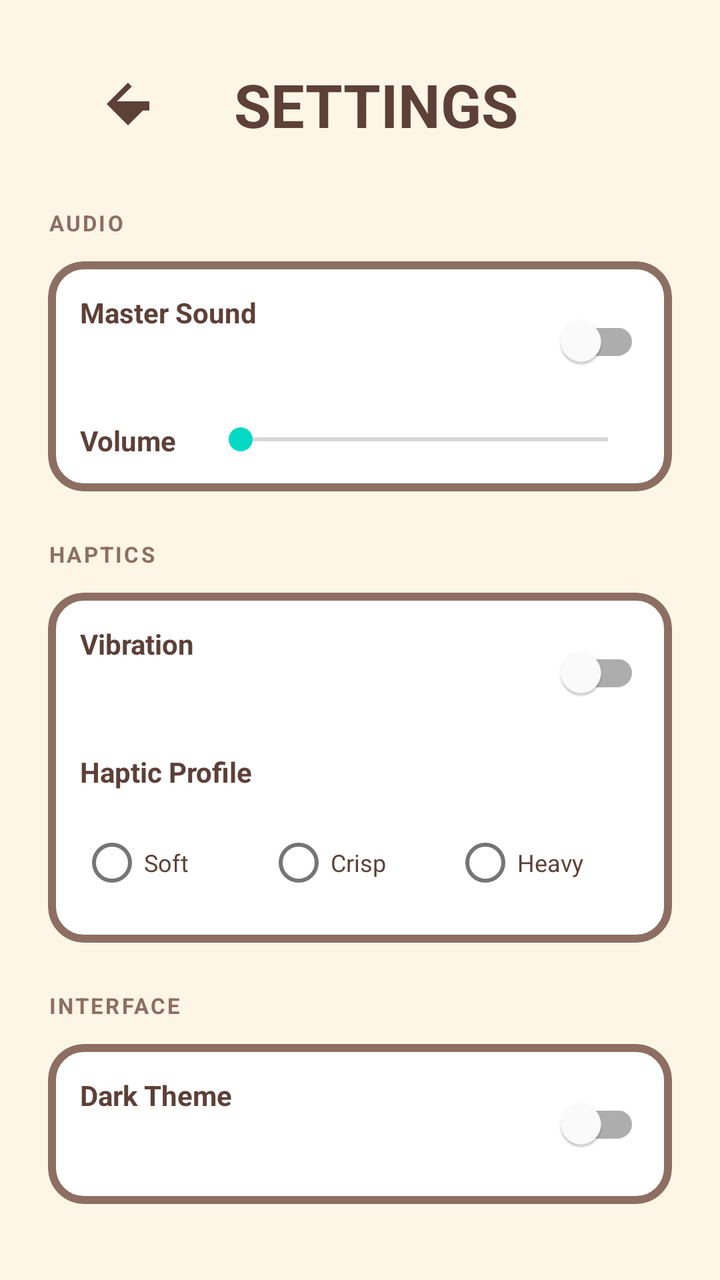
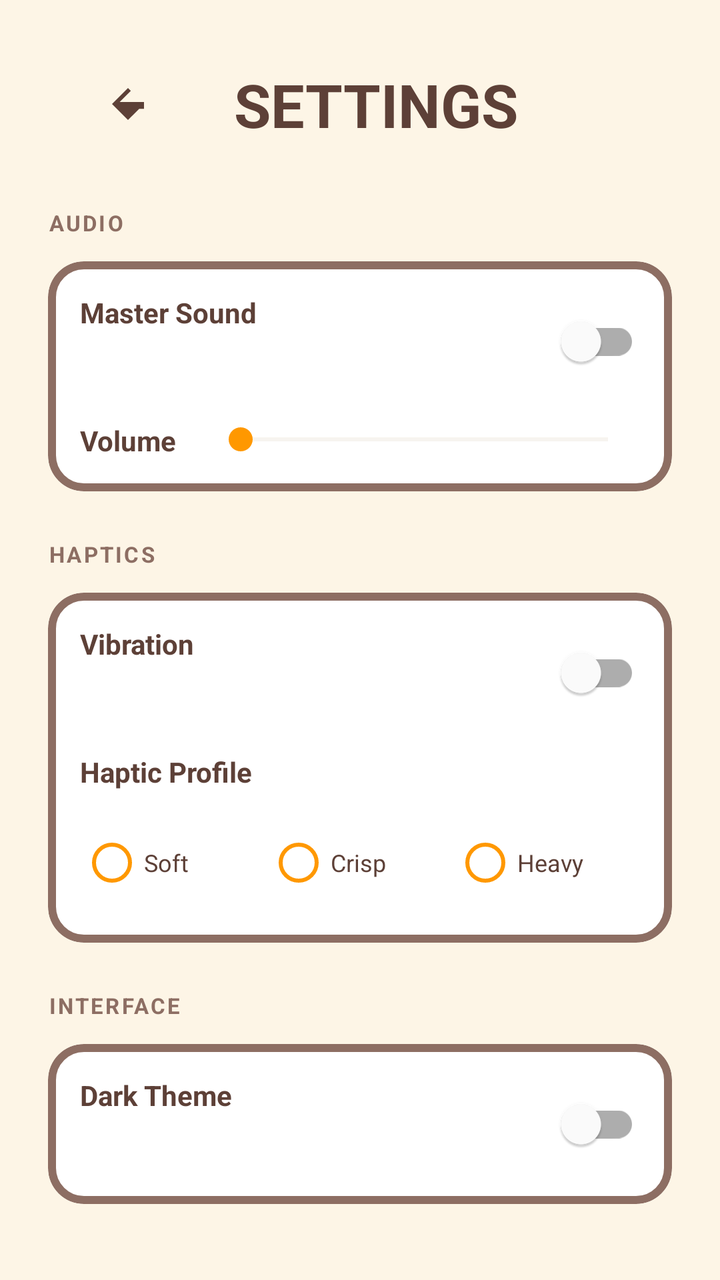

Before-and-after screenshots of an Android layout around one commit, followed by the original layout XML and the change that was made.
<!-- AndroidManifest.xml: activity theme Theme.Shell -->
<!-- res/layout/activity_settings.xml -->
<?xml version="1.0" encoding="utf-8"?>
<androidx.constraintlayout.widget.ConstraintLayout
    xmlns:android="http://schemas.android.com/apk/res/android"
    xmlns:app="http://schemas.android.com/apk/res-auto"
    android:layout_width="match_parent"
    android:layout_height="match_parent"
    android:background="@color/studio_background"
    android:padding="24dp">

    <androidx.appcompat.widget.Toolbar
        android:id="@+id/toolbar"
        android:layout_width="match_parent"
        android:layout_height="?attr/actionBarSize"
        android:background="@android:color/transparent"
        app:layout_constraintTop_toTopOf="parent"
        app:layout_constraintStart_toStartOf="parent"
        app:layout_constraintEnd_toEndOf="parent">

        <androidx.constraintlayout.widget.ConstraintLayout
            android:layout_width="match_parent"
            android:layout_height="match_parent">

            <ImageButton
                android:id="@+id/btnBack"
                android:layout_width="48dp"
                android:layout_height="48dp"
                android:background="?attr/selectableItemBackgroundBorderless"
                android:src="@drawable/ic_back_arrow"
                android:contentDescription="Back"
                app:layout_constraintStart_toStartOf="parent"
                app:layout_constraintTop_toTopOf="parent"
                app:layout_constraintBottom_toBottomOf="parent" />

            <TextView
                android:layout_width="wrap_content"
                android:layout_height="wrap_content"
                android:text="SETTINGS"
                android:textColor="@color/studio_on_background"
                android:textSize="@dimen/text_display_size"
                android:textStyle="bold"
                android:textAllCaps="true"
                app:layout_constraintStart_toStartOf="parent"
                app:layout_constraintEnd_toEndOf="parent"
                app:layout_constraintTop_toTopOf="parent"
                app:layout_constraintBottom_toBottomOf="parent" />

        </androidx.constraintlayout.widget.ConstraintLayout>
    </androidx.appcompat.widget.Toolbar>

    <androidx.core.widget.NestedScrollView
        android:layout_width="match_parent"
        android:layout_height="0dp"
        app:layout_constraintTop_toBottomOf="@id/toolbar"
        app:layout_constraintBottom_toBottomOf="parent"
        android:layout_marginTop="24dp">

        <LinearLayout
            android:layout_width="match_parent"
            android:layout_height="wrap_content"
            android:orientation="vertical">

            
            <TextView
                android:layout_width="wrap_content"
                android:layout_height="wrap_content"
                android:text="AUDIO"
                android:textColor="@color/studio_border"
                android:textSize="11sp"
                android:textStyle="bold"
                android:textAllCaps="true"
                android:letterSpacing="0.1"
                android:layout_marginBottom="12dp"/>

            <com.google.android.material.card.MaterialCardView
                android:layout_width="match_parent"
                android:layout_height="wrap_content"
                app:cardCornerRadius="@dimen/radius_tile"
                app:cardElevation="0dp"
                app:strokeColor="@color/studio_border"
                app:strokeWidth="@dimen/border_thickness"
                android:backgroundTint="@color/studio_surface"
                android:layout_marginBottom="24dp">
                <LinearLayout
                    android:layout_width="match_parent"
                    android:layout_height="wrap_content"
                    android:orientation="vertical"
                    android:padding="16dp">

                    <androidx.constraintlayout.widget.ConstraintLayout
                        android:layout_width="match_parent"
                        android:layout_height="wrap_content"
                        android:layout_marginBottom="16dp">
                        <TextView
                            android:id="@+id/tvSoundLabel"
                            android:layout_width="wrap_content"
                            android:layout_height="wrap_content"
                            android:text="Master Sound"
                            android:textColor="@color/studio_on_background"
                            android:textStyle="bold"
                            app:layout_constraintStart_toStartOf="parent"
                            app:layout_constraintTop_toTopOf="parent"/>
                        <com.google.android.material.switchmaterial.SwitchMaterial
                            android:id="@+id/switchSound"
                            android:layout_width="wrap_content"
                            android:layout_height="wrap_content"
                            app:layout_constraintEnd_toEndOf="parent"
                            app:layout_constraintTop_toTopOf="parent"/>
                    </androidx.constraintlayout.widget.ConstraintLayout>

                    <androidx.constraintlayout.widget.ConstraintLayout
                        android:layout_width="match_parent"
                        android:layout_height="wrap_content">
                        <TextView
                            android:id="@+id/tvVolumeLabel"
                            android:layout_width="wrap_content"
                            android:layout_height="wrap_content"
                            android:text="Volume"
                            android:textColor="@color/studio_on_background"
                            android:textStyle="bold"
                            app:layout_constraintStart_toStartOf="parent"
                            app:layout_constraintTop_toTopOf="parent"/>
                        <SeekBar
                            android:id="@+id/seekVolume"
                            android:layout_width="0dp"
                            android:layout_height="wrap_content"
                            android:max="100"
                            app:layout_constraintEnd_toEndOf="parent"
                            app:layout_constraintStart_toEndOf="@id/tvVolumeLabel"
                            app:layout_constraintTop_toTopOf="parent"
                            android:layout_marginStart="16dp"/>
                    </androidx.constraintlayout.widget.ConstraintLayout>
                </LinearLayout>
            </com.google.android.material.card.MaterialCardView>

            
            <TextView
                android:layout_width="wrap_content"
                android:layout_height="wrap_content"
                android:text="HAPTICS"
                android:textColor="@color/studio_border"
                android:textSize="11sp"
                android:textStyle="bold"
                android:textAllCaps="true"
                android:letterSpacing="0.1"
                android:layout_marginBottom="12dp"/>

            <com.google.android.material.card.MaterialCardView
                android:layout_width="match_parent"
                android:layout_height="wrap_content"
                app:cardCornerRadius="@dimen/radius_tile"
                app:cardElevation="0dp"
                app:strokeColor="@color/studio_border"
                app:strokeWidth="@dimen/border_thickness"
                android:backgroundTint="@color/studio_surface"
                android:layout_marginBottom="24dp">
                <LinearLayout
                    android:layout_width="match_parent"
                    android:layout_height="wrap_content"
                    android:orientation="vertical"
                    android:padding="16dp">

                    <androidx.constraintlayout.widget.ConstraintLayout
                        android:layout_width="match_parent"
                        android:layout_height="wrap_content"
                        android:layout_marginBottom="16dp">
                        <TextView
                            android:layout_width="wrap_content"
                            android:layout_height="wrap_content"
                            android:text="Vibration"
                            android:textColor="@color/studio_on_background"
                            android:textStyle="bold"
                            app:layout_constraintStart_toStartOf="parent"
                            app:layout_constraintTop_toTopOf="parent"/>
                        <com.google.android.material.switchmaterial.SwitchMaterial
                            android:id="@+id/switchVibe"
                            android:layout_width="wrap_content"
                            android:layout_height="wrap_content"
                            app:layout_constraintEnd_toEndOf="parent"
                            app:layout_constraintTop_toTopOf="parent"/>
                    </androidx.constraintlayout.widget.ConstraintLayout>

                    <TextView
                        android:layout_width="wrap_content"
                        android:layout_height="wrap_content"
                        android:text="Haptic Profile"
                        android:textColor="@color/studio_on_background"
                        android:textStyle="bold"
                        android:layout_marginBottom="12dp"/>
                    <RadioGroup
                        android:id="@+id/rgHaptic"
                        android:layout_width="match_parent"
                        android:layout_height="wrap_content"
                        android:orientation="horizontal">
                        <RadioButton
                            android:id="@+id/rbHapticSoft"
                            android:layout_width="0dp"
                            android:layout_height="wrap_content"
                            android:layout_weight="1"
                            android:text="Soft"
                            android:textColor="@color/studio_on_background"
                            android:textSize="12sp"/>
                        <RadioButton
                            android:id="@+id/rbHapticCrisp"
                            android:layout_width="0dp"
                            android:layout_height="wrap_content"
                            android:layout_weight="1"
                            android:text="Crisp"
                            android:textColor="@color/studio_on_background"
                            android:textSize="12sp"/>
                        <RadioButton
                            android:id="@+id/rbHapticHeavy"
                            android:layout_width="0dp"
                            android:layout_height="wrap_content"
                            android:layout_weight="1"
                            android:text="Heavy"
                            android:textColor="@color/studio_on_background"
                            android:textSize="12sp"/>
                        </RadioGroup>
                    </LinearLayout>
                </com.google.android.material.card.MaterialCardView>

            
            <TextView
                android:layout_width="wrap_content"
                android:layout_height="wrap_content"
                android:text="INTERFACE"
                android:textColor="@color/studio_border"
                android:textSize="11sp"
                android:textStyle="bold"
                android:textAllCaps="true"
                android:letterSpacing="0.1"
                android:layout_marginBottom="12dp"/>

            <com.google.android.material.card.MaterialCardView
                android:layout_width="match_parent"
                android:layout_height="wrap_content"
                app:cardCornerRadius="@dimen/radius_tile"
                app:cardElevation="0dp"
                app:strokeColor="@color/studio_border"
                app:strokeWidth="@dimen/border_thickness"
                android:backgroundTint="@color/studio_surface"
                android:layout_marginBottom="24dp">
                <androidx.constraintlayout.widget.ConstraintLayout
                    android:layout_width="match_parent"
                    android:layout_height="wrap_content"
                    android:padding="16dp">
                    <TextView
                        android:layout_width="wrap_content"
                        android:layout_height="wrap_content"
                        android:text="Dark Theme"
                        android:textColor="@color/studio_on_background"
                        android:textStyle="bold"
                        app:layout_constraintStart_toStartOf="parent"
                        app:layout_constraintTop_toTopOf="parent"/>
                    <com.google.android.material.switchmaterial.SwitchMaterial
                        android:id="@+id/switchTheme"
                        android:layout_width="wrap_content"
                        android:layout_height="wrap_content"
                        app:layout_constraintEnd_toEndOf="parent"
                        app:layout_constraintTop_toTopOf="parent"/>
                </androidx.constraintlayout.widget.ConstraintLayout>
            </com.google.android.material.card.MaterialCardView>

        </LinearLayout>
    </androidx.core.widget.NestedScrollView>
</androidx.constraintlayout.widget.ConstraintLayout>
<!-- resources referenced by this layout -->
<resources>
  <color name="studio_background">#FDF5E6</color>
  <color name="studio_border">#8D6E63</color>
  <color name="studio_on_background">#5D4037</color>
  <color name="studio_surface">#FFFFFF</color>
  <dimen name="border_thickness">4dp</dimen>
  <dimen name="radius_tile">18dp</dimen>
  <dimen name="text_display_size">30sp</dimen>
  <!-- drawable ic_back_arrow (drawable) -->
  <?xml version="1.0" encoding="utf-8"?>
  <vector xmlns:android="http://schemas.android.com/apk/res/android"
      android:width="32dp"
      android:height="32dp"
      android:viewportWidth="24"
      android:viewportHeight="24">
      <path
          android:fillColor="@color/studio_on_background"
          android:pathData="M20,11H7.83l5.59,-5.59L12,4l-8,8 8,8 5.59,-5.59H20v-2z"/>
  </vector>
  <style name="Theme.Shell" parent="Theme.MaterialComponents.DayNight.NoActionBar">
          <item name="colorPrimary">@color/studio_ink</item>
          <item name="colorPrimaryVariant">@color/studio_ink</item>
          <item name="colorOnPrimary">@color/white</item>
          <item name="colorSecondary">@color/teal_200</item>
          <item name="colorSecondaryVariant">@color/teal_700</item>
          <item name="colorOnSecondary">@color/black</item>
          <item name="android:statusBarColor">@color/studio_background</item>
          <item name="android:windowLightStatusBar">true</item>
          <item name="android:windowBackground">@color/studio_background</item>
      </style>
  <color name="studio_ink">#5D4037</color>
  <color name="white">#FFFFFFFF</color>
  <color name="teal_200">#FF03DAC5</color>
  <color name="teal_700">#FF018786</color>
  <color name="black">#FF000000</color>
</resources>

<!-- the commit's change to res/layout/activity_settings.xml (unified diff, before → after) -->
@@ -124,6 +124,9 @@
                             android:layout_width="0dp"
                             android:layout_height="wrap_content"
                             android:max="100"
+                            android:progressTint="@color/studio_accent"
+                            android:progressBackgroundTint="@color/studio_muted"
+                            android:thumbTint="@color/studio_accent"
                             app:layout_constraintEnd_toEndOf="parent"
                             app:layout_constraintStart_toEndOf="@id/tvVolumeLabel"
                             app:layout_constraintTop_toTopOf="parent"
@@ -196,6 +199,7 @@
                             android:layout_width="0dp"
                             android:layout_height="wrap_content"
                             android:layout_weight="1"
+                            android:buttonTint="@color/studio_accent"
                             android:text="Soft"
                             android:textColor="@color/studio_on_background"
                             android:textSize="12sp"/>
@@ -204,6 +208,7 @@
                             android:layout_width="0dp"
                             android:layout_height="wrap_content"
                             android:layout_weight="1"
+                            android:buttonTint="@color/studio_accent"
                             android:text="Crisp"
                             android:textColor="@color/studio_on_background"
                             android:textSize="12sp"/>
@@ -212,6 +217,7 @@
                             android:layout_width="0dp"
                             android:layout_height="wrap_content"
                             android:layout_weight="1"
+                            android:buttonTint="@color/studio_accent"
                             android:text="Heavy"
                             android:textColor="@color/studio_on_background"
                             android:textSize="12sp"/>
<!-- resource entries referenced after the edit -->
@@ -1,7 +1,9 @@
 <!-- resources referenced by this layout -->
 <resources>
+  <color name="studio_accent">#FF9800</color>
   <color name="studio_background">#FDF5E6</color>
   <color name="studio_border">#8D6E63</color>
+  <color name="studio_muted">#E0D5C1</color>
   <color name="studio_on_background">#5D4037</color>
   <color name="studio_surface">#FFFFFF</color>
   <dimen name="border_thickness">4dp</dimen>
@@ -10,8 +12,8 @@
   <!-- drawable ic_back_arrow (drawable) -->
   <?xml version="1.0" encoding="utf-8"?>
   <vector xmlns:android="http://schemas.android.com/apk/res/android"
-      android:width="32dp"
-      android:height="32dp"
+      android:width="24dp"
+      android:height="24dp"
       android:viewportWidth="24"
       android:viewportHeight="24">
       <path
@@ -22,17 +24,15 @@
           <item name="colorPrimary">@color/studio_ink</item>
           <item name="colorPrimaryVariant">@color/studio_ink</item>
           <item name="colorOnPrimary">@color/white</item>
-          <item name="colorSecondary">@color/teal_200</item>
-          <item name="colorSecondaryVariant">@color/teal_700</item>
-          <item name="colorOnSecondary">@color/black</item>
+          <item name="colorSecondary">@color/studio_accent</item>
+          <item name="colorSecondaryVariant">@color/studio_accent</item>
+          <item name="colorOnSecondary">@color/white</item>
+          <item name="android:colorAccent">@color/studio_accent</item>
           <item name="android:statusBarColor">@color/studio_background</item>
           <item name="android:windowLightStatusBar">true</item>
           <item name="android:windowBackground">@color/studio_background</item>
       </style>
   <color name="studio_ink">#5D4037</color>
   <color name="white">#FFFFFFFF</color>
-  <color name="teal_200">#FF03DAC5</color>
-  <color name="teal_700">#FF018786</color>
-  <color name="black">#FF000000</color>
 </resources>
 
